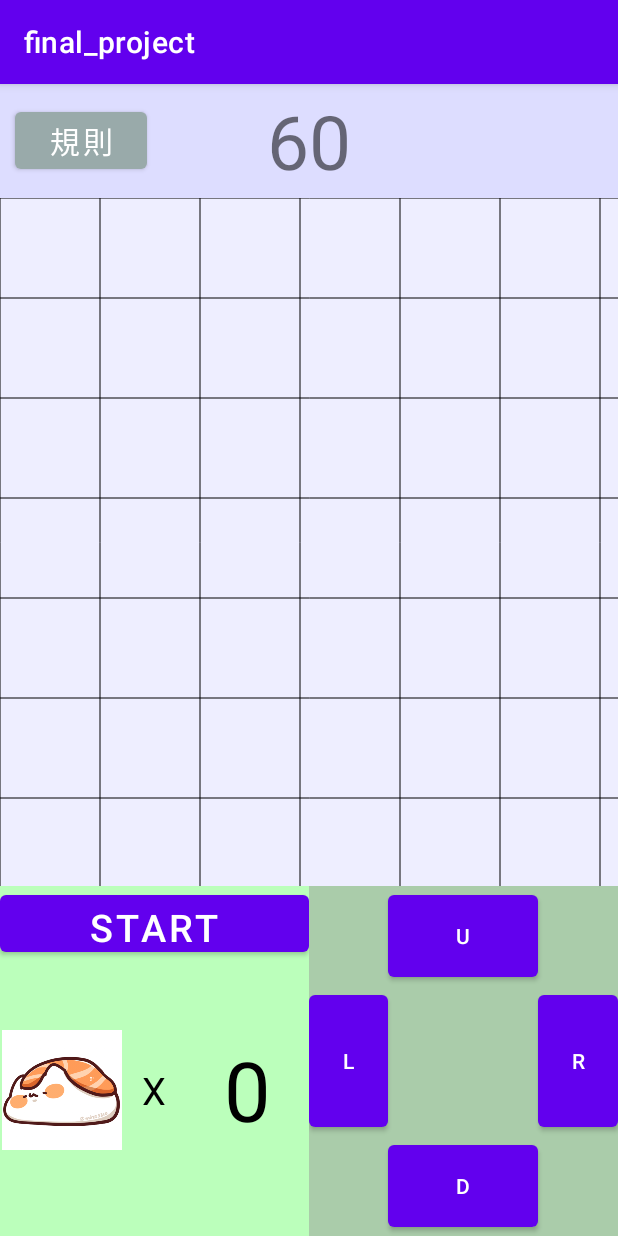
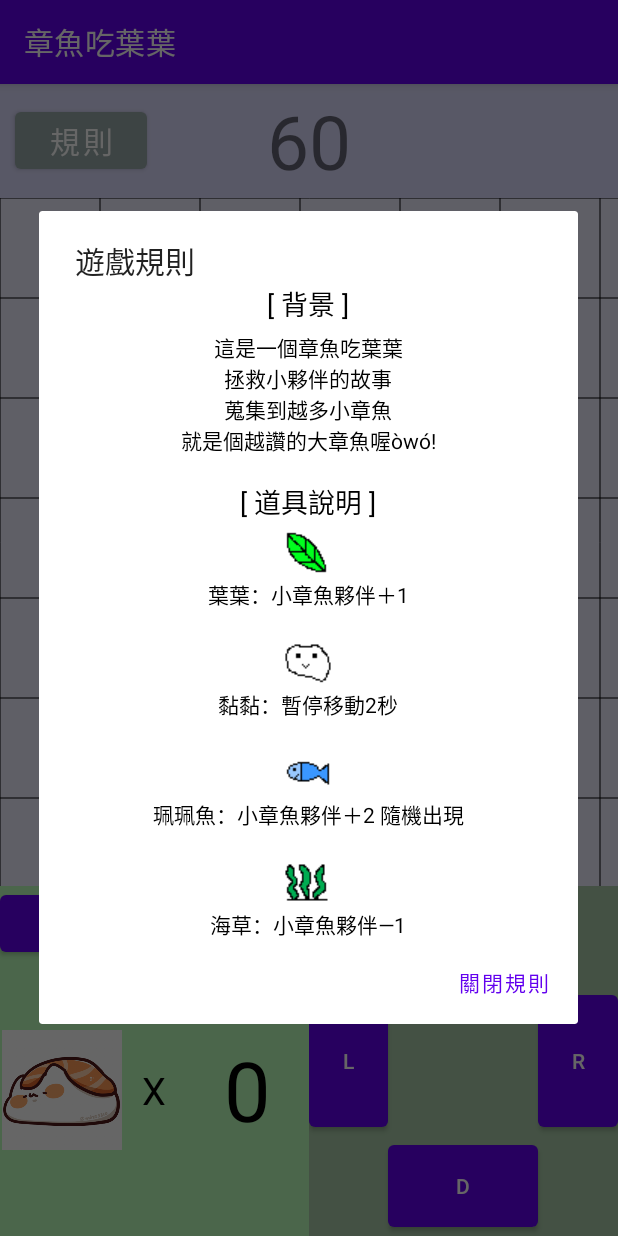
Before and after one commit to Octopus1031/app-project, an Android app: the screen it shows after launch (MainActivity), after a tap on "規則", on a phone screen of 412 x 824 dp. Run offline under Robolectric (Android 15) with nearby library versions, the phone set to English and light mode, and no system bars.

Commit message:
add rule button

```diff
--- a/final_project/app/src/main/java/com/example/final_project/CountTakoRun.java
+++ b/final_project/app/src/main/java/com/example/final_project/CountTakoRun.java
@@ -37,7 +37,7 @@ public class CountTakoRun {
         this.fish = fish;
         this.nian = nian;
         this.item = item;
-        initializeItem();
+        initializeArray();
     }
     public void start(){
         tako.x = (int)tako.im.getX();
@@ -142,7 +142,7 @@ public class CountTakoRun {
         }
     }
 
-    public void initializeItem(){
+    public void initializeArray(){
         for(int i = 0; i<4; i++)
             item[i] = new ItemStruct(-200, -200);   // null
     }
--- a/final_project/app/src/main/java/com/example/final_project/MainActivity.java
+++ b/final_project/app/src/main/java/com/example/final_project/MainActivity.java
@@ -5,7 +5,10 @@ import androidx.appcompat.app.AppCompatActivity;
 
 import android.annotation.SuppressLint;
 import android.content.Context;
+import android.content.DialogInterface;
 import android.os.Bundle;
+import android.preference.DialogPreference;
+import android.view.LayoutInflater;
 import android.view.View;
 import android.widget.Button;
 import android.widget.ImageView;
@@ -74,10 +77,20 @@ public class MainActivity extends AppCompatActivity {
 
         Button ruleB = findViewById(R.id.rule);
         Button.OnClickListener bslRule = new Button.OnClickListener(){
+            LayoutInflater inf = getLayoutInflater();
+            View view = inf.inflate(R.layout.alert_dialog_layout, null);
             @Override
             public void onClick(View v){
                 new AlertDialog.Builder(MainActivity.this)
-                    .setTitle("規則講解");
+                    .setTitle("遊戲規則")
+                    .setView(view)
+                    .setNegativeButton("關閉規則", new DialogInterface.OnClickListener() {
+                        @Override
+                        public void onClick(DialogInterface dialog, int i) {
+                            //null
+                        }
+                    })
+                    .show();
 
             }
         };
--- a/final_project/app/src/main/res/layout/activity_main.xml
+++ b/final_project/app/src/main/res/layout/activity_main.xml
@@ -29,8 +29,8 @@
             android:layout_width="wrap_content"
             android:layout_height="wrap_content"
             android:layout_centerVertical="true"
-            android:layout_marginRight="80dp"
-            android:layout_toLeftOf="@+id/tvTime"
+            android:layout_marginLeft="10dp"
+            android:layout_alignParentLeft="true"
             android:text="規則"
             android:textSize="20dp"
             app:backgroundTint="#99AAAA" />
--- /dev/null
+++ b/final_project/app/src/main/res/layout/alert_dialog_layout.xml
@@ -0,0 +1,80 @@
+<?xml version="1.0" encoding="utf-8"?>
+<LinearLayout xmlns:android="http://schemas.android.com/apk/res/android"
+    android:layout_width="match_parent"
+    android:layout_height="match_parent"
+    xmlns:app="http://schemas.android.com/apk/res-auto"
+    android:orientation="vertical"
+    android:gravity="center_horizontal">
+
+    <TextView
+        android:layout_width="wrap_content"
+        android:layout_height="wrap_content"
+        android:text="[ 背景 ]"
+        android:gravity="center"
+        android:textColor="@color/black"
+        android:textSize="18dp"
+        android:layout_marginBottom="5dp"/>
+    <TextView
+        android:layout_width="wrap_content"
+        android:layout_height="wrap_content"
+        android:text="這是一個章魚吃葉葉\n拯救小夥伴的故事\n蒐集到越多小章魚\n就是個越讚的大章魚喔òwó!\n"
+        android:gravity="center"
+        android:textColor="@color/black"/>
+
+    <TextView
+        android:layout_width="wrap_content"
+        android:layout_height="wrap_content"
+        android:text="[ 道具說明 ]"
+        android:gravity="center"
+        android:textColor="@color/black"
+        android:textSize="18dp"
+        android:layout_marginBottom="5dp"/>
+
+    <ImageView
+        android:layout_width="wrap_content"
+        android:layout_height="wrap_content"
+        app:srcCompat="@drawable/yaya"/>
+    <TextView
+        android:layout_width="wrap_content"
+        android:layout_height="wrap_content"
+        android:text="@string/rule1"
+        android:gravity="center"
+        android:textColor="@color/black"
+        android:layout_marginBottom="20dp"/>
+
+    <ImageView
+        android:layout_width="wrap_content"
+        android:layout_height="wrap_content"
+        app:srcCompat="@drawable/nian"/>
+    <TextView
+        android:layout_width="wrap_content"
+        android:layout_height="wrap_content"
+        android:text="@string/rule2"
+        android:gravity="center"
+        android:textColor="@color/black"
+        android:layout_marginBottom="20dp"/>
+
+    <ImageView
+        android:layout_width="wrap_content"
+        android:layout_height="wrap_content"
+        app:srcCompat="@drawable/fish"/>
+    <TextView
+        android:layout_width="wrap_content"
+        android:layout_height="wrap_content"
+        android:text="@string/rule3"
+        android:gravity="center"
+        android:textColor="@color/black"
+        android:layout_marginBottom="20dp"/>
+
+    <ImageView
+        android:layout_width="wrap_content"
+        android:layout_height="wrap_content"
+        app:srcCompat="@drawable/grass"/>
+    <TextView
+        android:layout_width="wrap_content"
+        android:layout_height="wrap_content"
+        android:text="@string/rule4"
+        android:gravity="center"
+        android:textColor="@color/black"/>
+
+</LinearLayout>
--- a/final_project/app/src/main/res/values/strings.xml
+++ b/final_project/app/src/main/res/values/strings.xml
@@ -1,3 +1,7 @@
 <resources>
-    <string name="app_name">final_project</string>
+    <string name="app_name">章魚吃葉葉</string>
+    <string name="rule1">葉葉：小章魚夥伴＋1</string>
+    <string name="rule2">黏黏：暫停移動2秒</string>
+    <string name="rule3">珮珮魚：小章魚夥伴＋2 隨機出現</string>
+    <string name="rule4">海草：小章魚夥伴—1</string>
 </resources>
```
Also changed, not shown: 3 other files.
